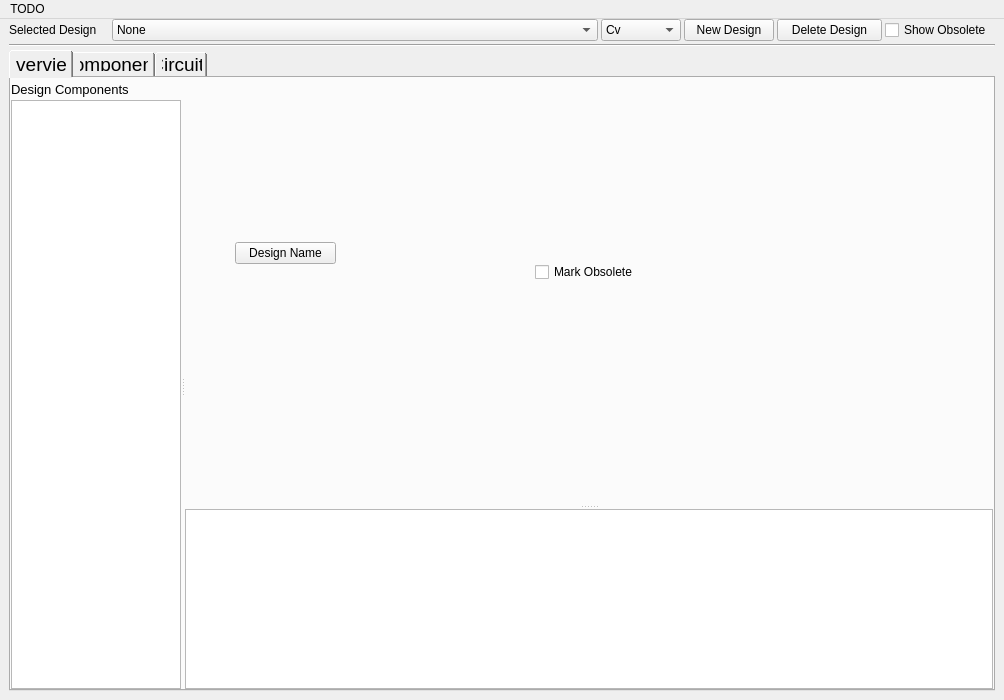
Before: the Qt Designer form ui/spacecraftdesigner.ui in QuakeIV/pax-interitus, drawn with Qt 5.
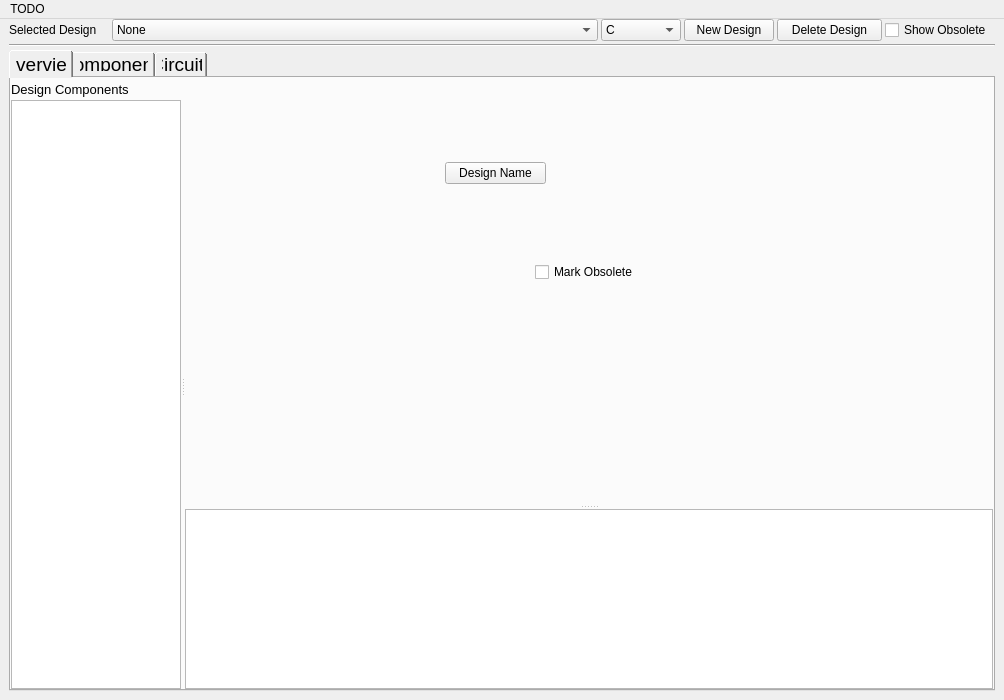
After: the same form once the commit is applied. Icons and pictures are not drawn.

Diff of the .ui file:
```diff
--- a/ui/spacecraftdesigner.ui
+++ b/ui/spacecraftdesigner.ui
@@ -6,7 +6,7 @@
    <rect>
     <x>0</x>
     <y>0</y>
-    <width>1000</width>
+    <width>1004</width>
     <height>700</height>
    </rect>
   </property>
@@ -131,6 +131,11 @@
            <height>22</height>
           </size>
          </property>
+         <item>
+          <property name="text">
+           <string>C</string>
+          </property>
+         </item>
          <item>
           <property name="text">
            <string>Cv</string>
@@ -410,8 +415,8 @@
                <widget class="QPushButton" name="designname">
                 <property name="geometry">
                  <rect>
-                  <x>50</x>
-                  <y>160</y>
+                  <x>260</x>
+                  <y>80</y>
                   <width>101</width>
                   <height>22</height>
                  </rect>
```
Left out of the diff: 28 changed lines with no effect on the pictures.
